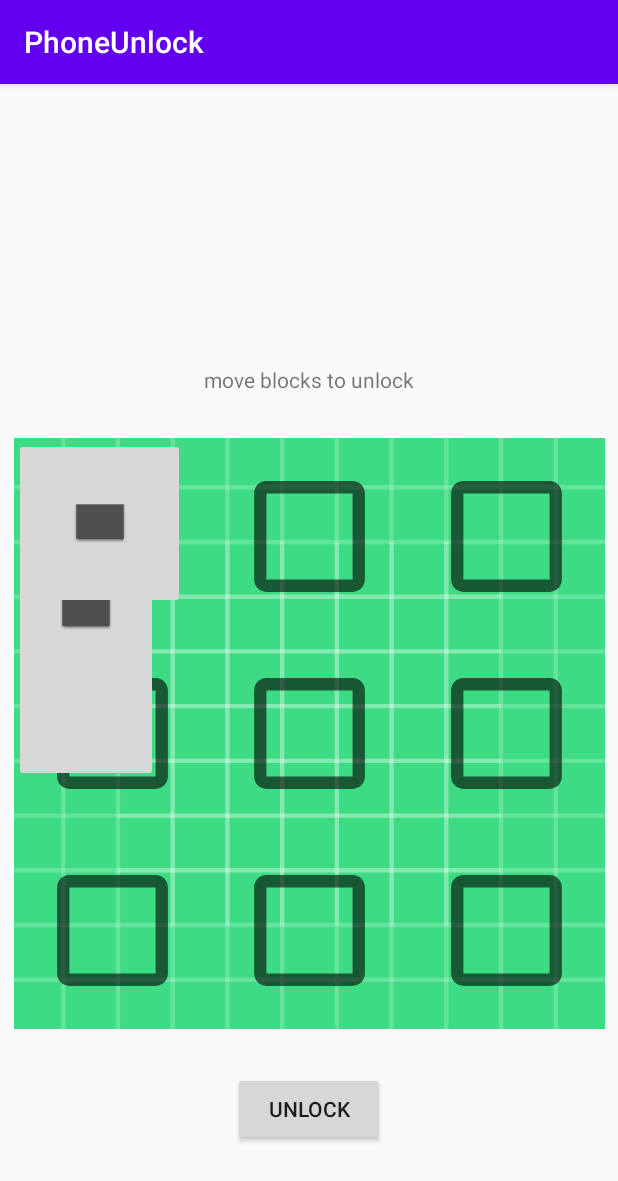
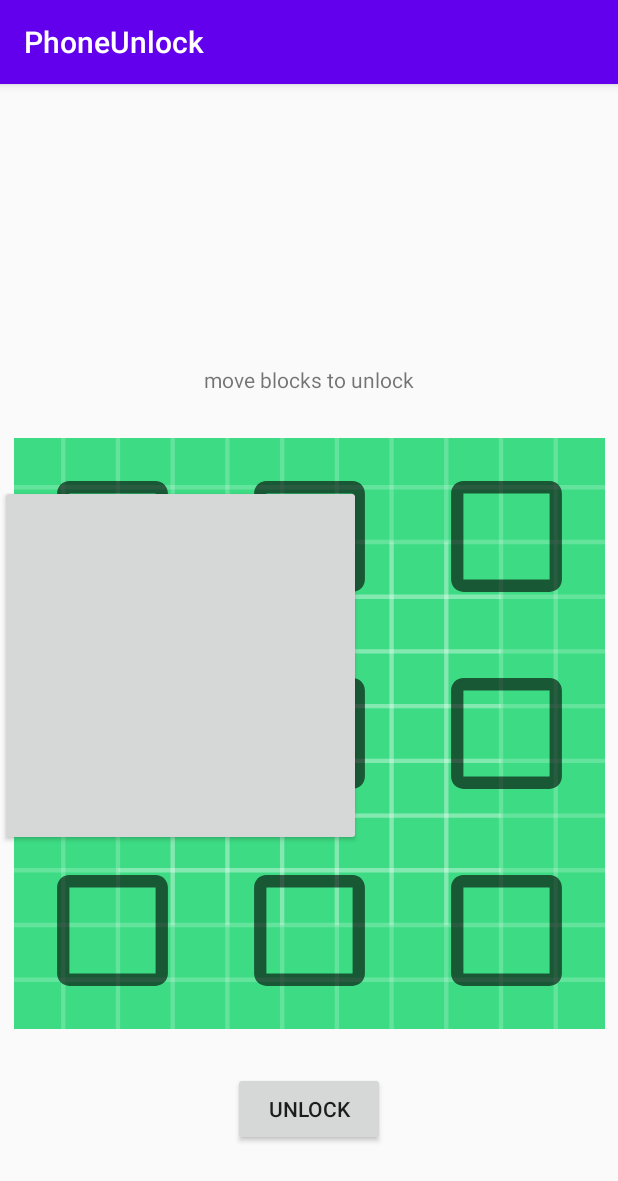
Before and after one commit to mitchgoertzen/Phone_Unlock, an Android app: the BlockUnlock screen opened through its navigation route, on a phone screen of 412 x 824 dp. Shown: the top 1181 px of the screen. Run offline under Robolectric (Android 15) with nearby library versions, the phone set to English and light mode, and no system bars.

Commit message:
add ability to place and move single block in reference to grid

```diff
--- a/app/src/main/java/com/example/phoneunlock/BlockUnlock.java
+++ b/app/src/main/java/com/example/phoneunlock/BlockUnlock.java
@@ -5,8 +5,11 @@ import android.util.Log;
 import android.view.LayoutInflater;
 import android.view.View;
 import android.view.ViewGroup;
+import android.widget.AbsoluteLayout;
 import android.widget.Button;
+import android.widget.ImageButton;
 import android.widget.ImageView;
+import android.widget.RelativeLayout;
 import android.widget.TableLayout;
 import android.widget.TableRow;
 
@@ -37,33 +40,47 @@ public class BlockUnlock extends Fragment {
             }
         });
 
-        view.findViewById(R.id.block1).setOnClickListener(new View.OnClickListener() {
+//        view.findViewById(R.id.block1).setOnClickListener(new View.OnClickListener() {
+//
+//            @Override
+//            public void onClick(final View view) {
+//                doSomething(view);
+//            }
+//        });
 
+
+        RelativeLayout rl = view.findViewById(R.id.relativeLayout);
+        Button myButton = new Button(getContext());
+        myButton.setOnClickListener(new View.OnClickListener() {
             @Override
             public void onClick(final View view) {
                 doSomething(view);
             }
         });
+        myButton.setHeight(361);
+        myButton.setWidth(361);
+        myButton.setLeft(0);
+        myButton.setTop(0);
+        myButton.setRight(0);
+        myButton.setBottom(0);
+        myButton.setX(0);
+        myButton.setY(401);
+//        RelativeLayout.LayoutParams params = new RelativeLayout.LayoutParams(500, 600);
+//        params.leftMargin = 100;
+//        params.topMargin = 300;
+        rl.addView(myButton);
 
-        view.findViewById(R.id.block2).setOnClickListener(new View.OnClickListener() {
-
-            @Override
-            public void onClick(final View view) {
-                doSomething(view);
-            }
-        });
-
-
-
-
-
+//        ImageButton button = view.findViewById(R.id.block1);
+//        button.setX(0);
+//        button.setY(625);
     }
 
     public void doSomething(final View view){
         view.setOnTouchListener(new OnSwipeTouchListener() {
             public boolean onSwipeTop() {
-                if(view.getY() > 0)
+                if(view.getY() > 361)
                     view.animate().translationYBy(-height);
+                Log.d("Y", String.valueOf(view.getY()));
                 return true;
             }
             public boolean onSwipeRight() {
@@ -78,7 +95,7 @@ public class BlockUnlock extends Fragment {
                 return true;
             }
             public boolean onSwipeBottom() {
-                if(view.getY() < 722)
+                if(view.getY() < 986)
                     view.animate().translationYBy(height);
                 Log.d("Y", String.valueOf(view.getY()));
                 return true;
@@ -108,6 +125,7 @@ public class BlockUnlock extends Fragment {
                         locationOnScreen = new int[2];
                         gridSpace.getLocationInWindow(locationOnScreen);
                         Log.d("Grid " + String.valueOf(j), locationOnScreen[0] + ", " + locationOnScreen[1]);
+                        Log.d("Size " + String.valueOf(j), gridSpace.getHeight() + ", " + gridSpace.getWidth() + "\n");
                     }
 
                 }
--- a/app/src/main/res/layout/block_unlock.xml
+++ b/app/src/main/res/layout/block_unlock.xml
@@ -27,6 +27,7 @@
         app:layout_constraintStart_toStartOf="parent" />
 
     <androidx.constraintlayout.widget.ConstraintLayout
+        android:id="@+id/constraintLayout"
         android:layout_width="394dp"
         android:layout_height="394dp"
         app:layout_constraintBottom_toTopOf="@+id/button_blockunlock"
@@ -149,32 +150,16 @@
             </TableRow>
         </TableLayout>
 
-        <RelativeLayout
-            android:layout_width="match_parent"
-            android:layout_height="match_parent">
-
-            <ImageButton
-                android:id="@+id/block2"
-                android:layout_width="96dp"
-                android:layout_height="229dp"
-                android:layout_marginEnd="0dp"
-                android:layout_marginRight="0dp"
-                android:src="@android:drawable/editbox_dropdown_dark_frame"
-                app:layout_constraintBottom_toBottomOf="parent"
-                app:layout_constraintEnd_toEndOf="parent"
-                app:layout_constraintHorizontal_bias="0.51"
-                app:layout_constraintStart_toStartOf="parent"
-                app:layout_constraintTop_toTopOf="parent" />
-
-            <ImageButton
-                android:id="@+id/block1"
-                android:layout_width="114dp"
-                android:layout_height="114dp"
-                android:layout_marginEnd="0dp"
-                android:layout_marginRight="0dp"
-                android:src="@android:drawable/editbox_dropdown_dark_frame" />
-        </RelativeLayout>
-
     </androidx.constraintlayout.widget.ConstraintLayout>
 
+    <RelativeLayout
+        android:id="@+id/relativeLayout"
+        android:layout_width="fill_parent"
+        android:layout_height="fill_parent"
+        app:layout_constraintBottom_toBottomOf="parent"
+        app:layout_constraintEnd_toEndOf="parent"
+        app:layout_constraintStart_toStartOf="parent"
+        app:layout_constraintTop_toBottomOf="@+id/constraintLayout"
+        tools:context=".MainActivity" />
+
 </androidx.constraintlayout.widget.ConstraintLayout>
```
